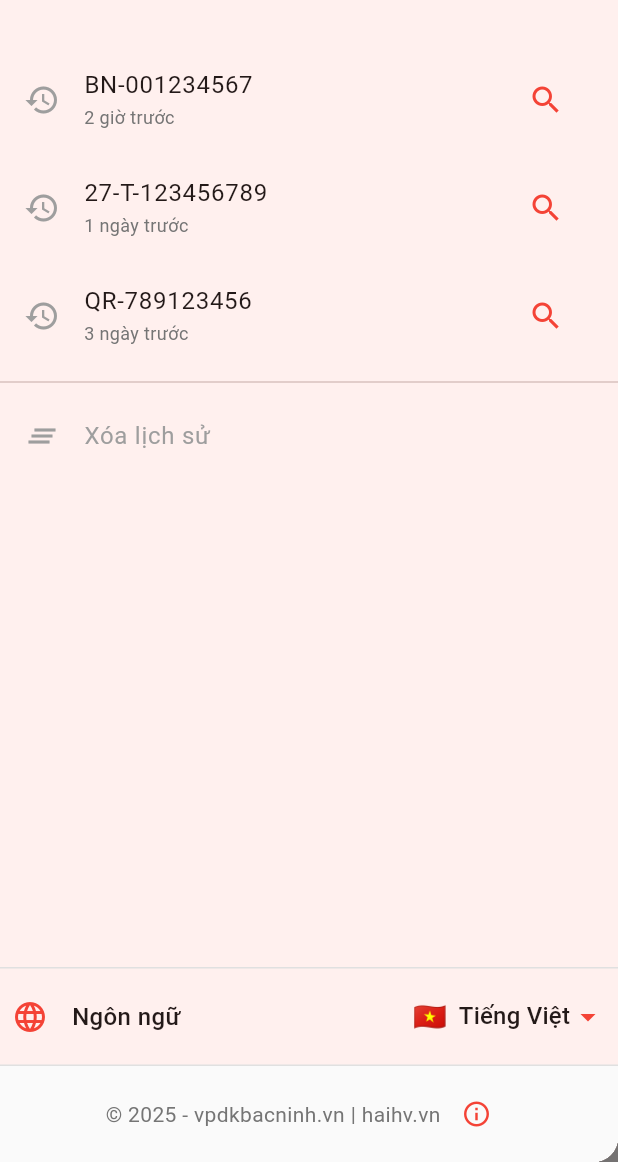
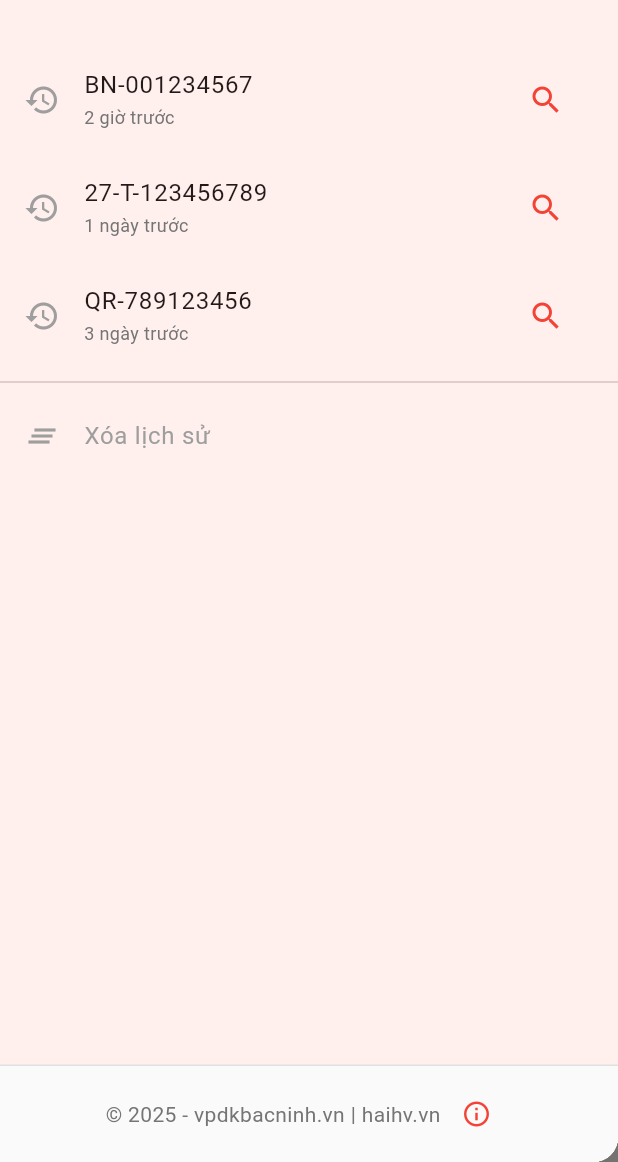
Before and after one commit to haitnmt/TraCuuGcn, a Flutter app: the screen it shows after launch, with the side drawer open, on a phone screen of 412 x 824 dp, the part 74-1236 px from its top. Run offline on Flutter 3.47's test engine with Material 3 defaults, Android fonts, the phone set to English and light mode, and no system bars; our stand-ins replace flutter_secure_storage, shared_preferences; missing offline and left inert: flutter_appauth; accounts and stored records are empty.

Commit message:
feat: cải thiện hiển thị thông tin người dùng và thời gian đăng nhập
Bổ sung đa ngôn ngữ cho các nhãn "Tên người dùng", "Email", "Vai trò", "Đăng nhập" trong giao diện thông tin người dùng. Thêm logic hiển thị thời gian đăng nhập cuối theo dạng động như "vừa xong", "phút trước", "giờ trước", "ngày trước" với hỗ trợ tiếng Việt và tiếng Anh. Loại bỏ phần chọn ngôn ngữ khỏi menu. Giúp giao diện nhất quán và thân thiện hơn cho người dùng đa ngôn ngữ.

```diff
--- a/src/app/tracuugcn_app/lib/l10n/app_localizations.dart
+++ b/src/app/tracuugcn_app/lib/l10n/app_localizations.dart
@@ -410,6 +410,18 @@ abstract class AppLocalizations {
   /// **'giờ trước'**
   String get hoursAgo;
 
+  /// Minutes ago time indicator
+  ///
+  /// In vi, this message translates to:
+  /// **'phút trước'**
+  String get minutesAgo;
+
+  /// Just now time indicator
+  ///
+  /// In vi, this message translates to:
+  /// **'Vừa xong'**
+  String get justNow;
+
   /// Days ago time indicator
   ///
   /// In vi, this message translates to:
@@ -475,6 +487,30 @@ abstract class AppLocalizations {
   /// In vi, this message translates to:
   /// **'Kiểm tra trạng thái đăng nhập'**
   String get checkAuthStatusButton;
+
+  /// Default user display name
+  ///
+  /// In vi, this message translates to:
+  /// **'Người dùng'**
+  String get defaultUserName;
+
+  /// Email label in user info
+  ///
+  /// In vi, this message translates to:
+  /// **'Email'**
+  String get emailLabel;
+
+  /// Role label in user info
+  ///
+  /// In vi, this message translates to:
+  /// **'Vai trò'**
+  String get roleLabel;
+
+  /// Last login label in user info
+  ///
+  /// In vi, this message translates to:
+  /// **'Đăng nhập'**
+  String get lastLoginLabel;
 }
 
 class _AppLocalizationsDelegate
--- a/src/app/tracuugcn_app/lib/widgets/drawer_widgets.dart
+++ b/src/app/tracuugcn_app/lib/widgets/drawer_widgets.dart
@@ -21,8 +21,6 @@ class DrawerWidgets {
             Expanded(
               child: _buildSearchHistorySection(context, isSmallScreen),
             ),
-            // Language Selection
-            _buildLanguageSection(context),
             // Copyright with About icon
             _buildCopyrightSection(context),
           ],
@@ -153,81 +151,6 @@ class DrawerWidgets {
     );
   }
 
-  /// Build language selection section
-  static Widget _buildLanguageSection(BuildContext context) {
-    final localizations = AppLocalizations.of(context)!;
-    final languageService = Provider.of<LanguageService>(context);
-
-    return Container(
-      decoration: BoxDecoration(
-        border: Border(top: BorderSide(color: Colors.grey.shade300)),
-      ),
-      child: Padding(
-        padding: const EdgeInsets.all(8.0),
-        child: Row(
-          children: [
-            const Icon(Icons.language, color: AppConstants.primaryColor),
-            const SizedBox(width: 16),
-            Text(
-              localizations.languageMenuItem,
-              style: const TextStyle(
-                fontSize: 16,
-                fontWeight: FontWeight.w500,
-              ),
-            ),
-            const Spacer(),
-            _buildLanguageDropdown(context, localizations, languageService),
-          ],
-        ),
-      ),
-    );
-  }
-
-  /// Build language dropdown
-  static Widget _buildLanguageDropdown(
-    BuildContext context,
-    AppLocalizations localizations,
-    LanguageService languageService,
-  ) {
-    return DropdownButton<Locale>(
-      value: languageService.locale,
-      underline: Container(),
-      icon: const Icon(
-        Icons.arrow_drop_down,
-        color: AppConstants.primaryColor,
-      ),
-      items: [
-        DropdownMenuItem<Locale>(
-          value: const Locale('vi', 'VN'),
-          child: Row(
-            mainAxisSize: MainAxisSize.min,
-            children: [
-              const Text('🇻🇳', style: TextStyle(fontSize: 18)),
-              const SizedBox(width: 8),
-              Text(localizations.vietnamese),
-            ],
-          ),
-        ),
-        DropdownMenuItem<Locale>(
-          value: const Locale('en', 'US'),
-          child: Row(
-            mainAxisSize: MainAxisSize.min,
-            children: [
-              const Text('🇺🇸', style: TextStyle(fontSize: 18)),
-              const SizedBox(width: 8),
-              Text(localizations.english),
-            ],
-          ),
-        ),
-      ],
-      onChanged: (Locale? newLocale) {
-        if (newLocale != null) {
-          languageService.setLanguage(newLocale);
-        }
-      },
-    );
-  }
-
   /// Build copyright section with about icon
   static Widget _buildCopyrightSection(BuildContext context) {
     final localizations = AppLocalizations.of(context)!;
```
Also changed, not shown: src/app/tracuugcn_app/lib/l10n/app_en.arb (+24 -0 lines), src/app/tracuugcn_app/lib/l10n/app_localizations_en.dart (+18 -0 lines), src/app/tracuugcn_app/lib/l10n/app_localizations_vi.dart (+18 -0 lines), src/app/tracuugcn_app/lib/l10n/app_vi.arb (+24 -0 lines), src/app/tracuugcn_app/lib/widgets/user_widgets.dart (+22 -5 lines).
